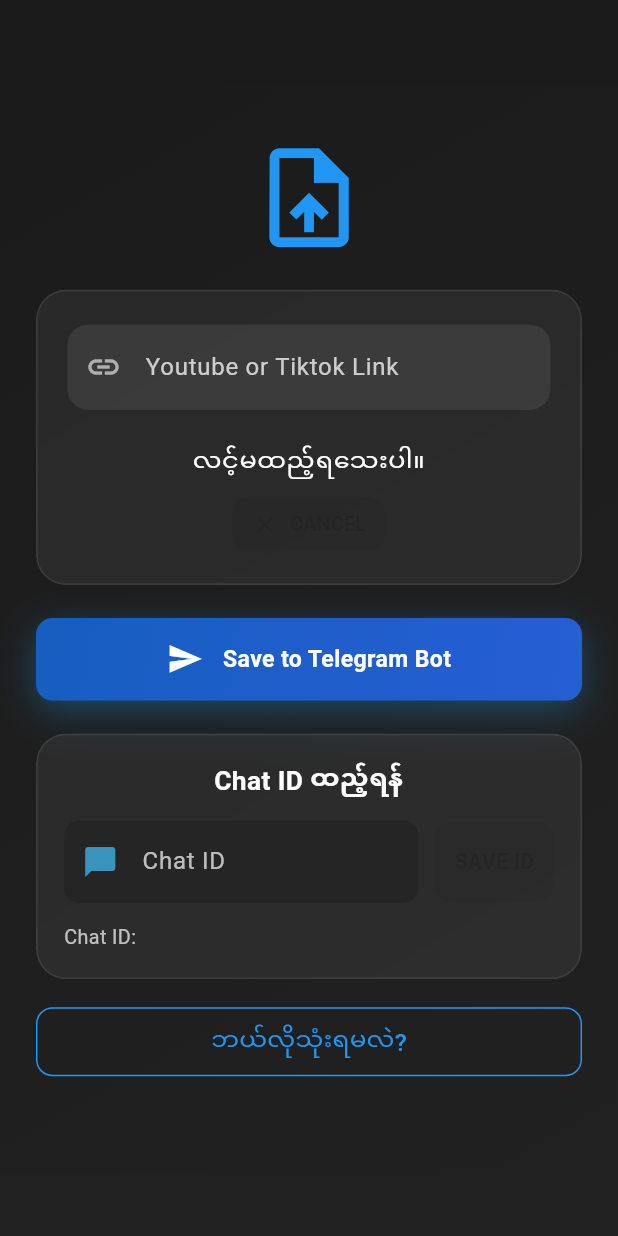
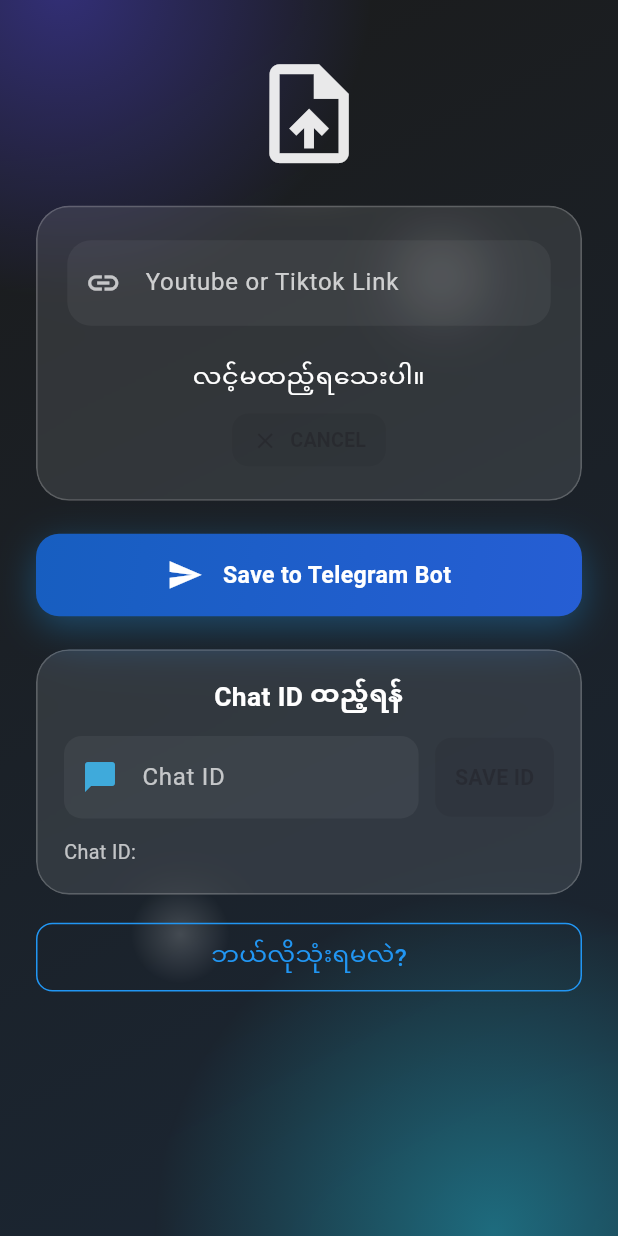
Before and after one commit to KiloMikeTango/K-Downloader, a Flutter app: the HomePage screen opened directly, after a tap on "Save to Telegram Bot", on a phone screen of 412 x 824 dp. Run offline on Flutter 3.47's test engine with Material 3 defaults, Android fonts, the phone set to English and light mode, and no system bars; our stand-ins replace dio, firebase_core, firebase_messaging, firebase_remote_config, flutter_local_notifications, flutter_riverpod and 2 more; missing offline and left inert: window_size, youtube_explode_dart; accounts and stored records are empty.

Commit message:
glass UI

```diff
--- a/lib/main.dart
+++ b/lib/main.dart
@@ -10,6 +10,7 @@
 import 'package:video_downloader/firebase_options.dart';
 import 'package:video_downloader/screens/home_page.dart';
 import 'package:video_downloader/screens/maintenance_screen.dart';
+import 'package:video_downloader/screens/splash_screen.dart';
 import 'package:video_downloader/services/notification_service.dart';
 import 'package:window_size/window_size.dart';
 
@@ -70,13 +71,12 @@
 
   @override
   Widget build(BuildContext context) {
-    final isMaintenance = ref.watch(maintenanceProvider);
 
     return MaterialApp(
       debugShowCheckedModeBanner: false,
-      title: 'Video Downloader',
+      title: 'K Downloader',
       theme: ThemeData(useMaterial3: true),
-      home: isMaintenance ? const MaintenanceScreen() : const HomePage(),
+      home: SplashScreen(),
     );
   }
 }
--- a/lib/screens/home_page.dart
+++ b/lib/screens/home_page.dart
@@ -52,25 +52,25 @@
   const GlassContainer({
     super.key,
     required this.child,
-    this.blur = 15,
-    this.opacity = 0.05,
+    this.blur = 18,
+    this.opacity = 0.10,
     this.padding = const EdgeInsets.all(16),
   });
 
   @override
   Widget build(BuildContext context) {
     return ClipRRect(
-      borderRadius: BorderRadius.circular(20),
+      borderRadius: BorderRadius.circular(22),
       child: BackdropFilter(
         filter: ImageFilter.blur(sigmaX: blur, sigmaY: blur),
         child: Container(
           padding: padding,
           decoration: BoxDecoration(
             color: kGlassBaseColor.withOpacity(opacity),
-            borderRadius: BorderRadius.circular(20),
+            borderRadius: BorderRadius.circular(22),
             border: Border.all(
-              color: kGlassBaseColor.withOpacity(0.08),
-              width: 1.2,
+              color: Colors.white.withOpacity(0.20),
+              width: 1.1,
             ),
           ),
           child: child,
@@ -88,9 +88,13 @@
   ConsumerState<HomePage> createState() => _HomePageState();
 }
 
-class _HomePageState extends ConsumerState<HomePage> {
+class _HomePageState extends ConsumerState<HomePage>
+    with TickerProviderStateMixin {
   late final TextEditingController _urlController;
   late final TextEditingController _chatIdController;
+
+  late final AnimationController _bgController;
+  late final Animation<double> _bgAnimation;
 
   @override
   void initState() {
@@ -98,12 +102,23 @@
     _urlController = TextEditingController();
     _chatIdController = TextEditingController();
     _loadSavedChatId();
+
+    _bgController = AnimationController(
+      vsync: this,
+      duration: const Duration(seconds: 16),
+    )..repeat(reverse: true);
+
+    _bgAnimation = CurvedAnimation(
+      parent: _bgController,
+      curve: Curves.easeInOut,
+    );
   }
 
   @override
   void dispose() {
     _urlController.dispose();
     _chatIdController.dispose();
+    _bgController.dispose();
     super.dispose();
   }
 
@@ -162,21 +177,18 @@
     try {
       final uri = Uri.parse(url);
 
-      // 1) youtu.be/<id>
       if (uri.host.contains('youtu.be')) {
         if (uri.pathSegments.isNotEmpty) {
           return uri.pathSegments.first;
         }
       }
 
-      // 2) youtube.com/watch?v=<id>
       if (uri.host.contains('youtube.com')) {
         final vParam = uri.queryParameters['v'];
         if (vParam != null && vParam.isNotEmpty) {
           return vParam;
         }
 
-        // 3) youtube.com/shorts/<id>
         if (uri.pathSegments.isNotEmpty &&
             uri.pathSegments.first == 'shorts' &&
             uri.pathSegments.length >= 2) {
@@ -196,8 +208,6 @@
     return 'https://i3.ytimg.com/vi/$id/hqdefault.jpg';
   }
 
-  /// Resolve TikTok short URLs like https://vt.tiktok.com/... to full
-  /// https://www.tiktok.com/@user/video/... before calling oEmbed.
   Future<String> _resolveTiktokUrl(String url) async {
     try {
       final client = http.Client();
@@ -472,8 +482,8 @@
     final scale = _mediaScale(context);
 
     return GlassContainer(
-      blur: 10,
-      opacity: 0.06,
+      blur: 18,
+      opacity: 0.10,
       padding: EdgeInsets.symmetric(
         horizontal: _responsivePadding(context, 18),
         vertical: _responsivePadding(context, 20),
@@ -482,8 +492,7 @@
         children: [
           TextField(
             controller: _urlController,
-            enabled:
-                !isLoading, // disable editing while downloading or uploading.[web:100][web:103]
+            enabled: !isLoading,
             style: _responsiveTextStyle(
               context,
               size: 15,
@@ -496,10 +505,10 @@
               hintStyle: TextStyle(color: Colors.white.withOpacity(0.5)),
               labelStyle: TextStyle(color: Colors.white.withOpacity(0.75)),
               filled: true,
-              fillColor: kGlassBaseColor.withOpacity(0.08),
+              fillColor: Colors.white.withOpacity(0.05),
               prefixIcon: Icon(
                 Icons.link,
-                color: Colors.white.withOpacity(0.6),
+                color: Colors.white.withOpacity(0.7),
               ),
               suffixIcon: isLoading
                   ? Padding(
@@ -511,11 +520,11 @@
                     )
                   : null,
               border: OutlineInputBorder(
-                borderRadius: BorderRadius.circular(14),
+                borderRadius: BorderRadius.circular(16),
                 borderSide: BorderSide.none,
               ),
               focusedBorder: OutlineInputBorder(
-                borderRadius: BorderRadius.circular(14),
+                borderRadius: BorderRadius.circular(16),
                 borderSide: BorderSide(color: kPrimaryColor, width: 1.8),
               ),
             ),
@@ -554,7 +563,6 @@
               ),
             ),
           ],
-
           SizedBox(height: _responsivePadding(context, 5.5)),
           Text(
             message.isEmpty ? 'လင့်ထည့်ပါ...' : message,
@@ -570,9 +578,7 @@
                   : Colors.white,
             ),
           ),
-
           SizedBox(height: 12),
-          // CANCEL button below the text
           SizedBox(
             height: 32 * scale,
             child: ElevatedButton.icon(
@@ -618,7 +624,7 @@
             begin: Alignment.topLeft,
             end: Alignment.bottomRight,
           ),
-          borderRadius: BorderRadius.circular(10 * scale),
+          borderRadius: BorderRadius.circular(14 * scale),
           boxShadow: [
             BoxShadow(
               color: const Color.fromARGB(255, 30, 153, 234).withOpacity(0.35),
@@ -664,8 +670,8 @@
     final scale = _mediaScale(context);
 
     return GlassContainer(
-      blur: 10,
-      opacity: 0.06,
+      blur: 18,
+      opacity: 0.10,
       padding: EdgeInsets.all(_responsivePadding(context, 16)),
       child: Column(
         crossAxisAlignment: CrossAxisAlignment.stretch,
@@ -677,7 +683,7 @@
               context,
               size: 16,
               weight: FontWeight.bold,
-              color: kGlassBaseColor,
+              color: Colors.white,
             ),
           ),
           SizedBox(height: _responsivePadding(context, 12)),
@@ -698,17 +704,17 @@
                     hintText: 'eg.123456789',
                     hintStyle: TextStyle(color: Colors.white.withOpacity(0.4)),
                     filled: true,
-                    fillColor: kDarkBackgroundColor.withOpacity(0.4),
+                    fillColor: Colors.white.withOpacity(0.05),
                     prefixIcon: Icon(
                       Icons.chat_bubble,
-                      color: kAccentColor.withOpacity(0.7),
+                      color: kAccentColor.withOpacity(0.8),
                     ),
                     border: OutlineInputBorder(
-                      borderRadius: BorderRadius.circular(10),
+                      borderRadius: BorderRadius.circular(12),
                       borderSide: BorderSide.none,
                     ),
                     focusedBorder: OutlineInputBorder(
-                      borderRadius: BorderRadius.circular(10),
+                      borderRadius: BorderRadius.circular(12),
                       borderSide: BorderSide(color: kPrimaryColor, width: 1.5),
                     ),
                   ),
@@ -733,6 +739,7 @@
                     shape: RoundedRectangleBorder(
                       borderRadius: BorderRadius.circular(10 * scale),
                     ),
+                    elevation: 0,
                   ),
                   child: Text(
                     isSaved ? 'SAVED' : 'SAVE ID',
@@ -789,6 +796,65 @@
     );
   }
 
+  Widget _buildAnimatedBackground(BuildContext context) {
+    final size = MediaQuery.of(context).size;
+
+    return AnimatedBuilder(
+      animation: _bgAnimation,
+      builder: (context, child) {
+        final t = _bgAnimation.value;
+
+        return Stack(
+          children: [
+            Container(
+              decoration: const BoxDecoration(
+                gradient: LinearGradient(
+                  colors: [kDarkBackgroundColor, Color(0xFF1B2735)],
+                  begin: Alignment.topLeft,
+                  end: Alignment.bottomRight,
+                ),
+              ),
+            ),
+            Positioned(
+              top: -size.height * 0.25 + 30 * (t - 0.5),
+              left: -size.width * 0.4,
+              child: _HomeGlassBlob(
+                width: size.width * 1.0,
+                height: size.width * 1.0,
+                color: const Color(0xFF4F46E5).withOpacity(0.45),
+              ),
+            ),
+            Positioned(
+              bottom: -size.height * 0.28 - 24 * (t - 0.5),
+              right: -size.width * 0.35,
+              child: _HomeGlassBlob(
+                width: size.width * 1.1,
+                height: size.width * 1.1,
+                color: const Color(0xFF22D3EE).withOpacity(0.40),
+              ),
+            ),
+            Positioned(
+              top: size.height * 0.18 + 18 * (t - 0.5),
+              right: size.width * 0.18 + 10 * (0.5 - t),
+              child: _HomeDrop(
+                diameter: size.width * 0.20,
+                color: Colors.white.withOpacity(0.22),
+              ),
+            ),
+            Positioned(
+              bottom: size.height * 0.20 + 12 * (0.5 - t),
+              left: size.width * 0.22 + 12 * (t - 0.5),
+              child: _HomeDrop(
+                diameter: size.width * 0.16,
+                color: Colors.white.withOpacity(0.18),
+              ),
+            ),
+          ],
+        );
+      },
+    );
+  }
+
   @override
   Widget build(BuildContext context) {
     final currentUrl = ref.watch(urlProvider);
@@ -802,16 +868,10 @@
 
     return Scaffold(
       backgroundColor: const Color(0xFF212121),
-      appBar: AppBar(backgroundColor: kDarkBackgroundColor, elevation: 0),
-      body: Container(
-        decoration: const BoxDecoration(
-          gradient: LinearGradient(
-            colors: [kDarkBackgroundColor, Color(0xFF212121)],
-            begin: Alignment.topLeft,
-            end: Alignment.bottomRight,
-          ),
-        ),
-        child: LayoutBuilder(
+      body: Stack(
+        children: [
+          _buildAnimatedBackground(context),
+          LayoutBuilder(
             builder: (context, constraints) {
               final width = constraints.maxWidth;
               final scale = _mediaScale(context);
@@ -845,7 +905,7 @@
                                   Icon(
                                     Icons.upload_file,
                                     size: 80 * scale,
-                                  color: kPrimaryColor,
+                                    color: Colors.white.withOpacity(0.9),
                                   ),
                                   SizedBox(height: 20 * scale),
                                   _buildLinkCard(context, width),
@@ -879,7 +939,7 @@
                             Icon(
                               Icons.upload_file,
                               size: 72 * scale,
-                            color: kPrimaryColor,
+                              color: Colors.white.withOpacity(0.9),
                             ),
                             SizedBox(height: 20 * scale),
                             _buildLinkCard(context, width),
@@ -896,7 +956,59 @@
               );
             },
           ),
+        ],
       ),
     );
   }
 }
+
+class _HomeGlassBlob extends StatelessWidget {
+  final double width;
+  final double height;
+  final Color color;
+
+  const _HomeGlassBlob({
+    required this.width,
+    required this.height,
+    required this.color,
+  });
+
+  @override
+  Widget build(BuildContext context) {
+    return ClipOval(
+      child: BackdropFilter(
+        filter: ImageFilter.blur(sigmaX: 40, sigmaY: 40),
+        child: Container(
+          width: width,
+          height: height,
+          decoration: BoxDecoration(
+            gradient: RadialGradient(colors: [color, color.withOpacity(0.0)]),
+          ),
+        ),
+      ),
+    );
+  }
+}
+
+class _HomeDrop extends StatelessWidget {
+  final double diameter;
+  final Color color;
+
+  const _HomeDrop({required this.diameter, required this.color});
+
+  @override
+  Widget build(BuildContext context) {
+    return ClipOval(
+      child: BackdropFilter(
+        filter: ImageFilter.blur(sigmaX: 20, sigmaY: 20),
+        child: Container(
+          width: diameter,
+          height: diameter,
+          decoration: BoxDecoration(
+            gradient: RadialGradient(colors: [color, color.withOpacity(0.0)]),
+          ),
+        ),
+      ),
+    );
+  }
+}
--- /dev/null
+++ b/lib/screens/splash_screen.dart
@@ -0,0 +1,321 @@
+import 'dart:ui';
+import 'package:flutter/material.dart';
+import 'package:flutter_riverpod/flutter_riverpod.dart';
+import 'package:firebase_remote_config/firebase_remote_config.dart';
+import 'package:video_downloader/constant.dart';
+import 'package:video_downloader/screens/home_page.dart';
+import 'package:video_downloader/screens/maintenance_screen.dart';
+
+final remoteConfigProvider = Provider<FirebaseRemoteConfig>((ref) {
+  return FirebaseRemoteConfig.instance;
+});
+
+class SplashScreen extends ConsumerStatefulWidget {
+  const SplashScreen({super.key});
+
+  @override
+  ConsumerState<SplashScreen> createState() => _SplashPageState();
+}
+
+class _SplashPageState extends ConsumerState<SplashScreen>
+    with TickerProviderStateMixin {
+  late final AnimationController _controller;
+  late final Animation<double> _scaleAnimation;
+  late final Animation<double> _opacityAnimation;
+  late final Animation<double> _blurAnimation;
+
+  late final AnimationController _dropsController;
+  late final Animation<double> _dropsAnimation;
+
+  @override
+  void initState() {
+    super.initState();
+
+    _controller = AnimationController(
+      vsync: this,
+      duration: const Duration(milliseconds: 1400),
+    );
+
+    _scaleAnimation = CurvedAnimation(
+      parent: _controller,
+      curve: Curves.easeOutBack,
+    );
+
+    _opacityAnimation = CurvedAnimation(
+      parent: _controller,
+      curve: const Interval(0.0, 0.7, curve: Curves.easeOut),
+    );
+
+    _blurAnimation = Tween<double>(begin: 0, end: 18).animate(
+      CurvedAnimation(
+        parent: _controller,
+        curve: const Interval(0.1, 1.0, curve: Curves.easeOut),
+      ),
+    );
+
+    // New: looping, slow “liquid” motion
+    _dropsController = AnimationController(
+      vsync: this,
+      duration: const Duration(seconds: 12),
+    )..repeat(reverse: true);
+
+    _dropsAnimation = CurvedAnimation(
+      parent: _dropsController,
+      curve: Curves.easeInOut,
+    );
+
+    _controller.forward();
+
+    _checkMaintenanceAndNavigate();
+  }
+
+  Future<void> _checkMaintenanceAndNavigate() async {
+    final remoteConfig = ref.read(remoteConfigProvider);
+
+    bool isMaintenance = false;
+
+    try {
+      await remoteConfig.setDefaults(const {'is_maintenance': false});
+
+      // Run both: 8 sec minimum splash + remote config fetch.
+      final splashDelay = Future.delayed(
+        const Duration(seconds: 8),
+      ); // minimum duration
+      final fetchFuture = remoteConfig.fetchAndActivate();
+
+      await Future.wait([splashDelay, fetchFuture]); // wait for both
+
+      isMaintenance = remoteConfig.getBool('is_maintenance');
+    } catch (_) {
+      // On failure, keep isMaintenance = false and still respect the 8s delay.
+    }
+
+    if (!mounted) return;
+
+    if (isMaintenance) {
+      Navigator.of(context).pushReplacement(
+        MaterialPageRoute(builder: (_) => const MaintenanceScreen()),
+      );
+    } else {
+      Navigator.of(
+        context,
+      ).pushReplacement(MaterialPageRoute(builder: (_) => const HomePage()));
+    }
+  }
+
+  @override
+  void dispose() {
+    _controller.dispose();
+    _dropsController.dispose();
+    super.dispose();
+  }
+
+  Widget _buildLiquidGlassBackground(BuildContext context) {
+    final size = MediaQuery.of(context).size;
+
+    return AnimatedBuilder(
+      animation: _dropsAnimation,
+      builder: (context, child) {
+        final t = _dropsAnimation.value;
+
+        return Stack(
+          children: [
+            Container(
+              decoration: const BoxDecoration(
+                gradient: LinearGradient(
+                  colors: [kDarkBackgroundColor, Color(0xFF121212)],
+                  begin: Alignment.topLeft,
+                  end: Alignment.bottomRight,
+                ),
+              ),
+            ),
+            // Big blurred blobs for liquid glass feel.
+            Positioned(
+              top: -size.height * 0.15 + 10 * (t - 0.5),
+              left: -size.width * 0.2,
+              child: _GlassBlob(
+                width: size.width * 0.8,
+                height: size.width * 0.8,
+                color: const Color(0xFF4F46E5).withOpacity(0.65),
+              ),
+            ),
+            Positioned(
+              bottom: -size.height * 0.2 - 10 * (t - 0.5),
+              right: -size.width * 0.15,
+              child: _GlassBlob(
+                width: size.width * 0.85,
+                height: size.width * 0.85,
+                color: const Color(0xFFEC4899).withOpacity(0.55),
+              ),
+            ),
+            // Extra smaller “water drops” orbiting around center
+            Positioned(
+              top: size.height * 0.18 + 18 * (t - 0.5),
+              left: size.width * 0.14 + 10 * (0.5 - t),
+              child: _GlassDrop(
+                diameter: size.width * 0.18,
+                color: Colors.white.withOpacity(0.22),
+              ),
+            ),
+            Positioned(
+              top: size.height * 0.62 - 20 * (t - 0.5),
+              right: size.width * 0.12 + 8 * (t - 0.5),
+              child: _GlassDrop(
+                diameter: size.width * 0.16,
+                color: Colors.white.withOpacity(0.16),
+              ),
+            ),
+            Positioned(
+              bottom: size.height * 0.22 + 12 * (0.5 - t),
+              left: size.width * 0.32 + 14 * (t - 0.5),
+              child: _GlassDrop(
+                diameter: size.width * 0.12,
+                color: Colors.white.withOpacity(0.18),
+              ),
+            ),
+          ],
+        );
+      },
+    );
+  }
+
+  @override
+  Widget build(BuildContext context) {
+    final scale = MediaQuery.of(context).size.width / 375;
+
+    return Scaffold(
+      backgroundColor: Colors.black,
+      body: Stack(
+        children: [
+          _buildLiquidGlassBackground(context),
+          AnimatedBuilder(
+            animation: _controller,
+            builder: (context, child) {
+              return Center(
+                child: BackdropFilter(
+                  filter: ImageFilter.blur(
+                    sigmaX: _blurAnimation.value,
+                    sigmaY: _blurAnimation.value,
+                  ),
+                  child: Opacity(
+                    opacity: _opacityAnimation.value,
+                    child: Transform.scale(
+                      scale: 0.75 + _scaleAnimation.value * 0.25,
+                      child: Container(
+                        padding: EdgeInsets.symmetric(
+                          horizontal: 32 * scale,
+                          vertical: 28 * scale,
+                        ),
+                        decoration: BoxDecoration(
+                          borderRadius: BorderRadius.circular(28 * scale),
+                          color: Colors.white.withOpacity(0.05),
+                          border: Border.all(
+                            color: Colors.white.withOpacity(0.16),
+                            width: 1.3,
+                          ),
+                        ),
+                        child: Column(
+                          mainAxisSize: MainAxisSize.min,
+                          children: [
+                            // App icon in center
+                            Container(
+                              width: 96 * scale,
+                              height: 96 * scale,
+                              decoration: BoxDecoration(
+                                borderRadius: BorderRadius.circular(24 * scale),
+                                border: Border.all(
+                                  color: Colors.white.withOpacity(0.25),
+                                  width: 1.2,
+                                ),
+                                image: const DecorationImage(
+                                  image: AssetImage('assets/icon/icon.png'),
+                                  fit: BoxFit.cover,
+                                ),
+                              ),
+                            ),
+                            SizedBox(height: 18 * scale),
+                            Text(
+                              'K Downloader',
+                              textAlign: TextAlign.center,
+                              style: TextStyle(
+                                color: Colors.white,
+                                fontSize: 17 * scale,
+                                fontWeight: FontWeight.w700,
+                                letterSpacing: 0.7,
+                              ),
+                            ),
+                            SizedBox(height: 8 * scale),
+                            Text(
+                              'Saving your favorite clips...',
+                              textAlign: TextAlign.center,
+                              style: TextStyle(
+                                color: Colors.white.withOpacity(0.7),
+                                fontSize: 13 * scale,
+                                fontWeight: FontWeight.w400,
+                              ),
+                            ),
+                          ],
+                        ),
+                      ),
+                    ),
+                  ),
+                ),
+              );
+            },
+          ),
+        ],
+      ),
+    );
+  }
+}
+
+class _GlassBlob extends StatelessWidget {
+  final double width;
+  final double height;
+  final Color color;
+
+  const _GlassBlob({
+    required this.width,
+    required this.height,
+    required this.color,
+  });
+
+  @override
+  Widget build(BuildContext context) {
+    return ClipOval(
+      child: BackdropFilter(
+        filter: ImageFilter.blur(sigmaX: 40, sigmaY: 40),
+        child: Container(
+          width: width,
+          height: height,
+          decoration: BoxDecoration(
+            gradient: RadialGradient(colors: [color, color.withOpacity(0.0)]),
+          ),
+        ),
+      ),
+    );
+  }
+}
+
+class _GlassDrop extends StatelessWidget {
+  final double diameter;
+  final Color color;
+
+  const _GlassDrop({required this.diameter, required this.color});
+
+  @override
+  Widget build(BuildContext context) {
+    return ClipOval(
+      child: BackdropFilter(
+        filter: ImageFilter.blur(sigmaX: 18, sigmaY: 18),
+        child: Container(
+          width: diameter,
+          height: diameter,
+          decoration: BoxDecoration(
+            gradient: RadialGradient(colors: [color, color.withOpacity(0.0)]),
+          ),
+        ),
+      ),
+    );
+  }
+}
--- a/pubspec.yaml
+++ b/pubspec.yaml
@@ -37,3 +37,4 @@
   uses-material-design: true
   assets:
    - assets/.
+   - assets/icon/.
```
Also changed, not shown: lib/screens/maintenance_screen.dart (+24 -32 lines), assets/icon/icon.png (added), assets/maintain.png (added). Lines whose indentation alone changed are shown as unchanged.
